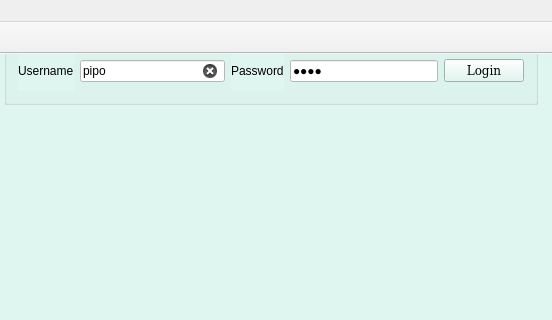
First picture: the form in carsell.ui, repository danieldir/carSellGui, before the edit; both pictures show x 696 to 1248 and y 0 to 320 of the 1248 by 810 pixel window.
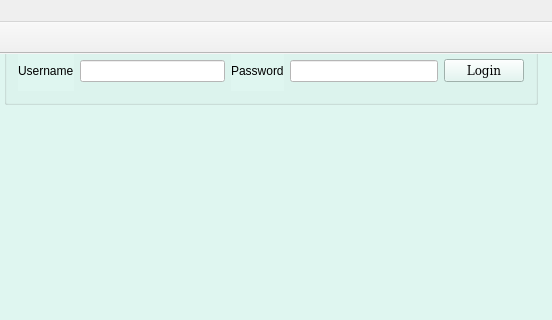
Second picture: the form after the edit. The open tabs and pages were chosen to show the change. Icons and pictures are not drawn.

The edit to the form file:
```diff
--- a/carsell.ui
+++ b/carsell.ui
@@ -126,7 +126,10 @@
             <string notr="true">background-color: rgb(255, 255, 255);</string>
            </property>
            <property name="inputMask">
-            <string>pipo</string>
+            <string/>
+           </property>
+           <property name="text">
+            <string/>
            </property>
            <property name="readOnly">
             <bool>false</bool>
@@ -153,10 +156,10 @@
             <string notr="true">background-color: rgb(255, 255, 255);</string>
            </property>
            <property name="inputMask">
-            <string>pipo</string>
+            <string/>
            </property>
            <property name="text">
-            <string>pipo</string>
+            <string/>
            </property>
            <property name="maxLength">
             <number>4</number>
```
Left out of the diff: 13 changed lines with no effect on the pictures.
